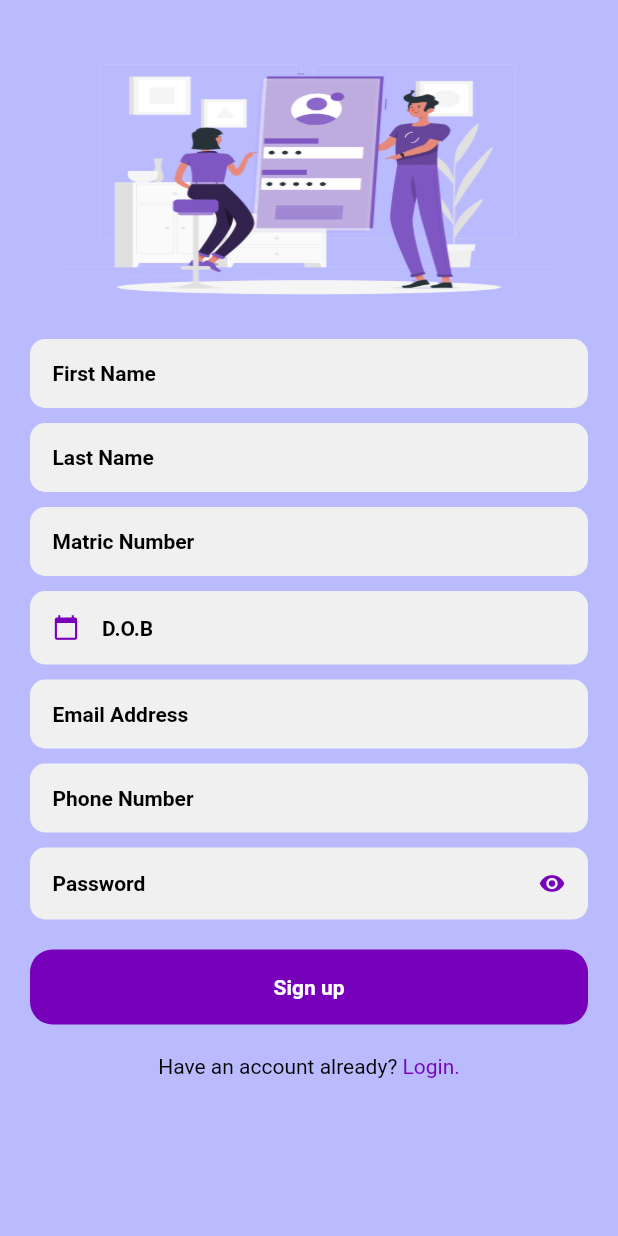
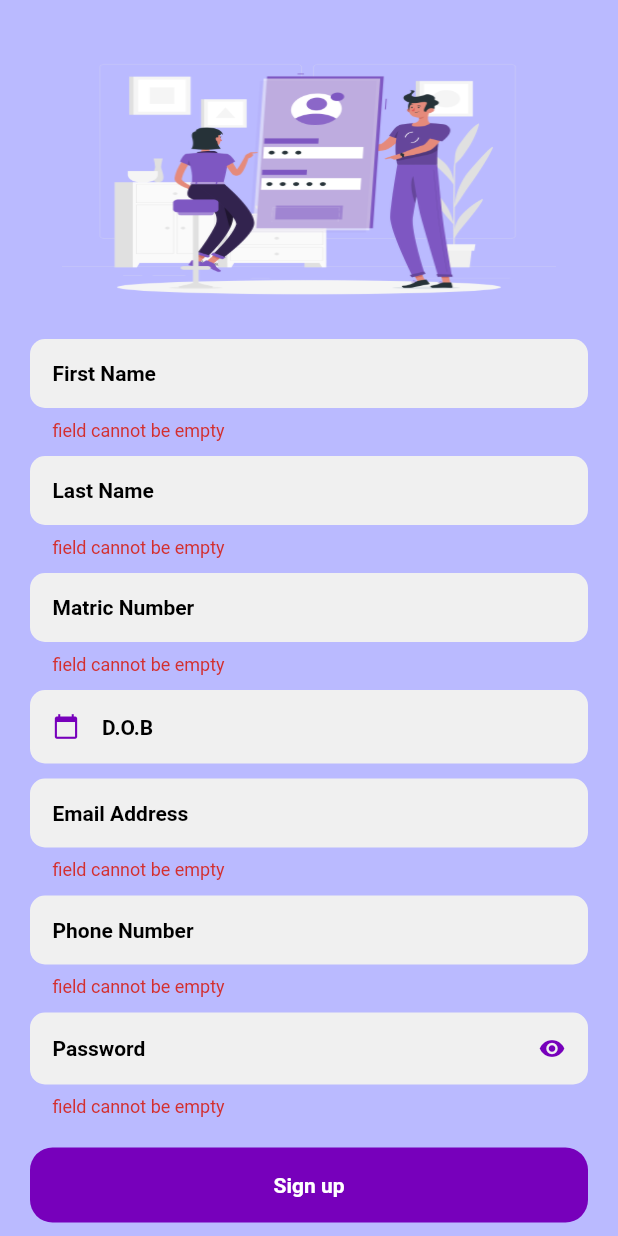
Before and after one commit to Williamtobs/result_dashboard, a Flutter app: the SignupScreen screen opened directly, after a tap on "Sign up", on a phone screen of 412 x 824 dp. Run offline on Flutter 3.47's test engine with Material 2 defaults, Android fonts, the phone set to English and light mode, and no system bars; drawn by our look-alikes of date_field; our stand-ins replace cloud_firestore, firebase_auth, firebase_core, flutter_riverpod, pdf, riverpod and 1 more; accounts and stored records are empty.

Commit message:
login and signup auth

```diff
--- a/lib/main.dart
+++ b/lib/main.dart
@@ -1,11 +1,12 @@
 import 'package:firebase_core/firebase_core.dart';
 import 'package:flutter/material.dart';
+import 'package:flutter_riverpod/flutter_riverpod.dart';
 import 'package:result_board/screen/splashscreen/splash_screen.dart';
 
 Future<void> main() async {
   WidgetsFlutterBinding.ensureInitialized();
   await Firebase.initializeApp();
-  runApp(const MyApp());
+  runApp(const ProviderScope(child: MyApp()));
 }
 
 class MyApp extends StatelessWidget {
--- a/lib/screen/auth/signup/signup.dart
+++ b/lib/screen/auth/signup/signup.dart
@@ -5,15 +5,18 @@ import 'package:result_board/screen/auth/login/login.dart';
 import 'package:cloud_firestore/cloud_firestore.dart';
 import 'package:result_board/screen/widget/button.dart';
 import 'package:result_board/screen/widget/formfield.dart';
+import 'package:flutter_riverpod/flutter_riverpod.dart';
 
-class SignupScreen extends StatefulWidget {
+import '../../../provider/auth_provider.dart';
+
+class SignupScreen extends ConsumerStatefulWidget {
   const SignupScreen({Key? key}) : super(key: key);
 
   @override
-  State<SignupScreen> createState() => _SignupScreenState();
+  ConsumerState<SignupScreen> createState() => _SignupScreenState();
 }
 
-class _SignupScreenState extends State<SignupScreen> {
+class _SignupScreenState extends ConsumerState<SignupScreen> {
   final TextEditingController _firstNameController = TextEditingController();
   final TextEditingController _lastNameController = TextEditingController();
   final TextEditingController _matricNoController = TextEditingController();
@@ -21,12 +24,65 @@ class _SignupScreenState extends State<SignupScreen> {
   final TextEditingController _phoneController = TextEditingController();
   final TextEditingController _passwordController = TextEditingController();
   DateTime? selectedDate;
+  final _formKey = GlobalKey<FormState>();
+  bool load = false;
 
   String? date;
 
   @override
   Widget build(BuildContext context) {
-    return Scaffold(
+    final model = ref.watch(authRepositoryProvider);
+    final data = ref.watch(fireBaseAuthProvider);
+
+    loading() {
+      setState(() {
+        load = !load;
+      });
+    }
+
+    signUp() async{
+      await model.signUpWithEmailAndPassword(_emailController.text,
+          _passwordController.text, context).whenComplete(() {
+            model.authStateChange.listen((event) {
+              storeDetails(data.currentUser!.uid, _firstNameController.text,
+                  _lastNameController.text, _matricNoController.text,
+                  date!, _emailController.text,
+                  _phoneController.text);
+              if (event == null) {
+                return;
+              }
+            });
+      });
+    }
+
+    checkMatricUp(String matric) async {
+      if (!_formKey.currentState!.validate()) {
+        return;
+      }
+      loading();
+      var collection = FirebaseFirestore.instance.collection('Matric id');
+      final doc = await collection.doc(matric).get();
+      if(doc.exists){
+        signUp();
+        loading();
+      }
+      else{
+        loading();
+        ScaffoldMessenger.of(context).showSnackBar(SnackBar(
+          content: const Text('Matric number not found on database, Visit '
+              'student center to register as student'),
+          duration: const Duration(seconds: 4),
+          action: SnackBarAction(
+            label: 'Close',
+            onPressed: () { },
+          ),
+        ));
+      }
+    }
+
+    return Form(
+      key: _formKey,
+      child: Scaffold(
         backgroundColor: const Color.fromRGBO(186, 186, 255, 1),
         body: Padding(
           padding: const EdgeInsets.only(left: 20.0, right: 20.0),
@@ -52,21 +108,42 @@ class _SignupScreenState extends State<SignupScreen> {
                     controller: _firstNameController,
                     keyboardType: TextInputType.text,
                     obscureText: false,
-                  isPassword: false),
+                    isPassword: false,
+                  validator: (value){
+                      if(value!.isEmpty){
+                        return 'field cannot be empty';
+                      }
+                      return null;
+                  },
+                ),
                 const SizedBox(height: 10),
                 CardinFormField(
                     hintText: 'Last Name',
                     controller: _lastNameController,
                     keyboardType: TextInputType.text,
                     obscureText: false,
-                  isPassword: false),
+                    isPassword: false,
+                  validator: (value){
+                    if(value!.isEmpty){
+                      return 'field cannot be empty';
+                    }
+                    return null;
+                  },
+                ),
                 const SizedBox(height: 10),
                 CardinFormField(
                     hintText: 'Matric Number',
                     controller: _matricNoController,
                     keyboardType: TextInputType.text,
                     obscureText: false,
-                  isPassword: false),
+                    isPassword: false,
+                  validator: (value){
+                    if(value!.isEmpty){
+                      return 'field cannot be empty';
+                    }
+                    return null;
+                  },
+                ),
                 const SizedBox(height: 10),
                 DateTimeField(
                   decoration: InputDecoration(
@@ -109,14 +186,28 @@ class _SignupScreenState extends State<SignupScreen> {
                     controller: _emailController,
                     keyboardType: TextInputType.emailAddress,
                     obscureText: false,
-                  isPassword: false),
+                    isPassword: false,
+                  validator: (value){
+                    if(value!.isEmpty){
+                      return 'field cannot be empty';
+                    }
+                    return null;
+                  },
+                ),
                 const SizedBox(height: 10),
                 CardinFormField(
                     hintText: 'Phone Number',
                     controller: _phoneController,
                     keyboardType: TextInputType.text,
                     obscureText: false,
-                  isPassword: false),
+                    isPassword: false,
+                  validator: (value){
+                    if(value!.isEmpty){
+                      return 'field cannot be empty';
+                    }
+                    return null;
+                  },
+                ),
                 const SizedBox(height: 10),
                 CardinFormField(
                   hintText: 'Password',
@@ -125,12 +216,19 @@ class _SignupScreenState extends State<SignupScreen> {
                   obscureText: true,
                   isPassword: true,
                   tap: true,
+                  validator: (value){
+                    if(value!.isEmpty){
+                      return 'field cannot be empty';
+                    }
+                    return null;
+                  },
                 ),
                 const SizedBox(height: 20),
                 FunctioningButton(
                   text: 'Sign up',
+                  load: load,
                   action: () {
-                  signUp(_matricNoController.text.trim());
+                    checkMatricUp(_matricNoController.text.trim());
                   },
                 ),
                 const SizedBox(height: 20),
@@ -164,17 +262,22 @@ class _SignupScreenState extends State<SignupScreen> {
             ),
           ),
         ),
+      ),
     );
   }
 }
 
-signUp(String matric) async {
-  FirebaseFirestore.instance
-      .collection('Matric id')
-      .get()
-      .then((QuerySnapshot querySnapshot) {
-    for (var doc in querySnapshot.docs) {
-      print(doc);
-    }
+storeDetails(String userId, String firstName, String lastName,
+    String matric, String dob, String email, String phone) async {
+  CollectionReference ref = FirebaseFirestore.instance.collection('users');
+  await ref.doc(userId).set({
+    'id' : userId,
+    'first_name' : firstName,
+    'last_name' : lastName,
+    'matric' : matric,
+    'dob' : dob,
+    'email' : email,
+    'phone' : phone,
+
   });
 }
--- a/lib/screen/widget/button.dart
+++ b/lib/screen/widget/button.dart
@@ -2,12 +2,13 @@ import 'package:flutter/material.dart';
 
 class FunctioningButton extends StatelessWidget {
   final String text;
-
+  final bool? load;
   final void Function()? action;
 
   const FunctioningButton({
     Key? key,
     required this.text,
+    this.load,
     this.action,
   }) : super(key: key);
 
@@ -24,7 +25,9 @@ class FunctioningButton extends StatelessWidget {
           padding: const EdgeInsets.symmetric(horizontal: 5.0, vertical: 5.0),
           child: TextButton(
               onPressed: action,
-              child: Text(
+              child: load == true ?
+              const CircularProgressIndicator(color: Colors.white,) :
+              Text(
                 text,
                 style: const TextStyle(
                   fontSize: 14,
--- a/lib/screen/widget/formfield.dart
+++ b/lib/screen/widget/formfield.dart
@@ -4,6 +4,7 @@ class CardinFormField extends StatelessWidget {
   final TextEditingController controller;
   final bool? obscureText;
   final TextInputType keyboardType;
+  final String? Function(String?)? validator;
   final String hintText;
   final bool isPassword;
   final void Function()? iconTap;
@@ -16,6 +17,7 @@ class CardinFormField extends StatelessWidget {
     required this.keyboardType,
     required this.hintText,
     required this.isPassword,
+    required this.validator,
     this.iconTap,
     this.tap,
   }) : super(key: key);
@@ -26,6 +28,7 @@ class CardinFormField extends StatelessWidget {
       controller: controller,
       obscureText: obscureText ?? false,
       keyboardType: keyboardType,
+      validator: validator,
       style: const TextStyle(
         fontSize: 14,
         color: Colors.black,
--- a/pubspec.yaml
+++ b/pubspec.yaml
@@ -42,6 +42,7 @@ dependencies:
   firebase_auth: ^3.3.20
   firebase_core: ^1.18.0
   cloud_firestore: ^3.1.18
+  flutter_riverpod: ^1.0.3
 
 dev_dependencies:
   flutter_test:
```
Also changed, not shown: lib/repository/auth_repository.dart (+15 -6 lines), lib/screen/auth/login/login.dart (+52 -9 lines), pubspec.lock, 2 other files. Lines whose indentation alone changed are shown as unchanged.
